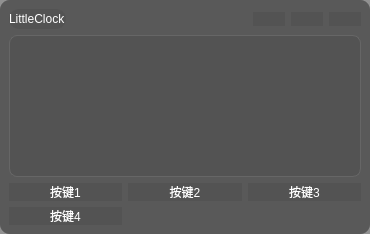
Qt form View/qt_ui/main_window.ui (Mirence219/LittleClock) before a commit.
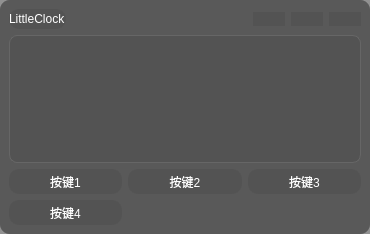
The same form after that commit. Icons and pictures are not drawn.

Patch:
```diff
--- a/View/qt_ui/main_window.ui
+++ b/View/qt_ui/main_window.ui
@@ -102,6 +102,12 @@
           <height>100</height>
          </size>
         </property>
+        <property name="maximumSize">
+         <size>
+          <width>16777215</width>
+          <height>150</height>
+         </size>
+        </property>
         <property name="styleSheet">
          <string notr="true">border: 1px solid #666; 
 border-radius: 8px;</string>
@@ -123,7 +129,7 @@
         <property name="minimumSize">
          <size>
           <width>0</width>
-          <height>0</height>
+          <height>25</height>
          </size>
         </property>
         <property name="text">
@@ -133,6 +139,12 @@
       </item>
       <item row="0" column="1">
        <widget class="QPushButton" name="bnt2">
+        <property name="minimumSize">
+         <size>
+          <width>0</width>
+          <height>25</height>
+         </size>
+        </property>
         <property name="text">
          <string>按键2</string>
         </property>
@@ -146,6 +158,12 @@
           <verstretch>0</verstretch>
          </sizepolicy>
         </property>
+        <property name="minimumSize">
+         <size>
+          <width>0</width>
+          <height>25</height>
+         </size>
+        </property>
         <property name="text">
          <string>按键1</string>
         </property>
@@ -153,6 +171,12 @@
       </item>
       <item row="1" column="0">
        <widget class="QPushButton" name="bnt4">
+        <property name="minimumSize">
+         <size>
+          <width>0</width>
+          <height>25</height>
+         </size>
+        </property>
         <property name="text">
          <string>按键4</string>
         </property>
```
